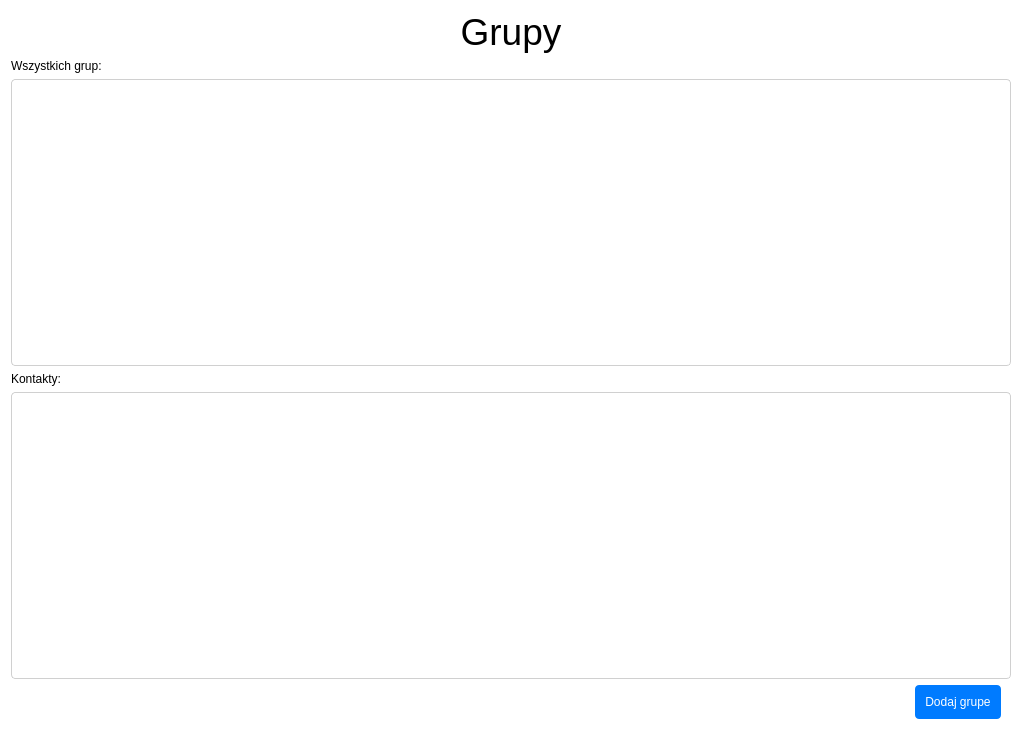
The window that groupswidget.ui (Karoleqk/Baza-Kontaktow) describes before a commit, drawn with Qt 5.
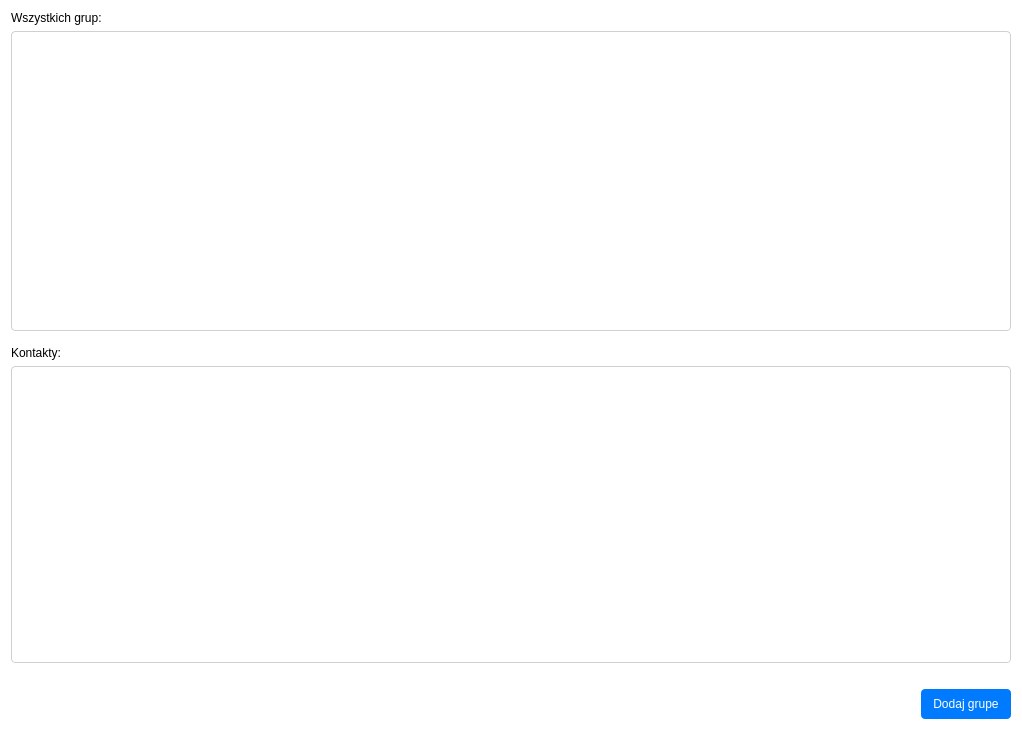
The same window after the commit. Icons and pictures are not drawn.

Commit message: add consistent light theme and align component styles with app palette

Patch:
```diff
--- a/groupswidget.ui
+++ b/groupswidget.ui
@@ -44,7 +44,7 @@
 QPushButton {
 	background-color: #007BFF; 
 	color: white;
-	padding: 10px;
+	padding: 8px 12px;
 	border-radius: 4px;
 	text-align: center;
 	text-decoration: none;
@@ -54,19 +54,7 @@
 	background-color: #42A5F5;
 }
 
-#btnContacts, #btnGroups {
-	font-weight: bold;
-	padding: 12px 20px;	
-}
-
-#btnLogout {
-	background: transparent;
-	color: black;
-	border: 1px solid #007BFF;
-}
-
-#btnLogout:hover {
-	background-color:  #007BFF;
+QAbstractButton {
 	color: white;
 }
 
@@ -154,30 +142,18 @@
     background: #b0b0b0;
 }</string>
   </property>
-  <layout class="QVBoxLayout" name="verticalLayout_3">
-   <item>
-    <layout class="QHBoxLayout" name="Header">
-     <item>
-      <widget class="QLabel" name="label">
-       <property name="font">
-        <font>
-         <pointsize>28</pointsize>
-        </font>
-       </property>
-       <property name="text">
-        <string>Grupy</string>
-       </property>
-       <property name="alignment">
-        <set>Qt::AlignmentFlag::AlignCenter</set>
-       </property>
-      </widget>
-     </item>
-    </layout>
-   </item>
-   <item>
-    <layout class="QVBoxLayout" name="Main">
+  <layout class="QVBoxLayout" name="verticalLayout_2">
      <item>
       <layout class="QVBoxLayout" name="groupContainer" stretch="0,4">
+     <property name="spacing">
+      <number>6</number>
+     </property>
+     <property name="rightMargin">
+      <number>0</number>
+     </property>
+     <property name="bottomMargin">
+      <number>9</number>
+     </property>
        <item>
         <layout class="QHBoxLayout" name="horizontalLayout" stretch="1,10">
          <item>
@@ -202,7 +178,10 @@
       </layout>
      </item>
      <item>
-      <layout class="QVBoxLayout" name="groupsContactsContainer">
+    <layout class="QVBoxLayout" name="verticalLayout">
+     <property name="bottomMargin">
+      <number>11</number>
+     </property>
        <item>
         <widget class="QLabel" name="label_2">
          <property name="text">
@@ -215,12 +194,13 @@
        </item>
       </layout>
      </item>
-    </layout>
-   </item>
    <item>
-    <layout class="QHBoxLayout" name="Footer">
-     <property name="rightMargin">
-      <number>10</number>
+    <layout class="QHBoxLayout" name="horizontalLayout_2">
+     <property name="topMargin">
+      <number>9</number>
+     </property>
+     <property name="bottomMargin">
+      <number>0</number>
      </property>
      <item>
       <spacer name="horizontalSpacer">
```
Left out of the diff: 3 changed lines with no effect on the pictures. Lines whose indentation alone changed are shown as unchanged. The commit also changes 4 other files.
